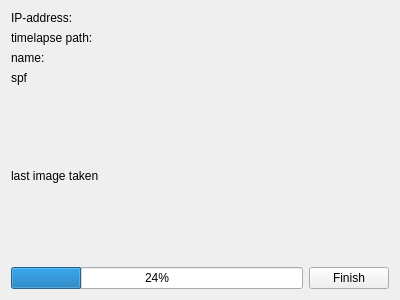
CaptainDario/DaIPTimelapse, file ui/timelapse.ui: the form before one commit.
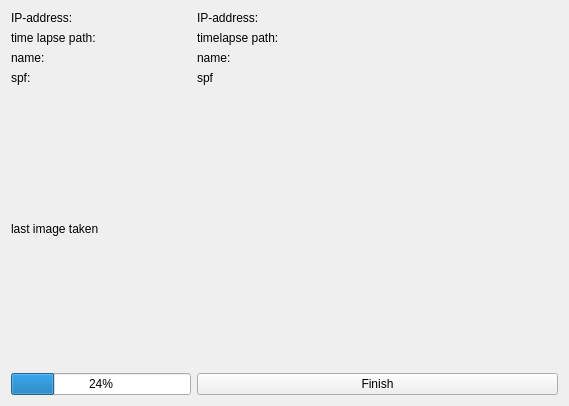
The form after the commit.

Commit message: Added fps and delete images options for time lapse

```diff
--- a/ui/timelapse.ui
+++ b/ui/timelapse.ui
@@ -6,8 +6,8 @@
    <rect>
     <x>0</x>
     <y>0</y>
-    <width>400</width>
-    <height>300</height>
+    <width>569</width>
+    <height>406</height>
    </rect>
   </property>
   <property name="windowTitle">
@@ -16,47 +16,7 @@
   <layout class="QGridLayout" name="gridLayout">
    <item row="0" column="0">
     <layout class="QGridLayout" name="gridLayout_2">
-     <item row="5" column="1">
-      <widget class="QPushButton" name="pushButton_finishTimelapse">
-       <property name="text">
-        <string>Finish</string>
-       </property>
-      </widget>
-     </item>
-     <item row="4" column="0" colspan="2">
-      <widget class="QLabel" name="label_lastImageTaken">
-       <property name="sizePolicy">
-        <sizepolicy hsizetype="Expanding" vsizetype="Expanding">
-         <horstretch>0</horstretch>
-         <verstretch>0</verstretch>
-        </sizepolicy>
-       </property>
-       <property name="text">
-        <string>last image taken</string>
-       </property>
-      </widget>
-     </item>
-     <item row="0" column="0" colspan="2">
-      <widget class="QLabel" name="label_ip">
-       <property name="text">
-        <string>IP-address:</string>
-       </property>
-       <property name="textInteractionFlags">
-        <set>Qt::LinksAccessibleByKeyboard|Qt::LinksAccessibleByMouse|Qt::TextBrowserInteraction|Qt::TextSelectableByKeyboard|Qt::TextSelectableByMouse</set>
-       </property>
-      </widget>
-     </item>
-     <item row="1" column="0" colspan="2">
-      <widget class="QLabel" name="label_timelapsePath">
-       <property name="text">
-        <string>timelapse path:</string>
-       </property>
-       <property name="textInteractionFlags">
-        <set>Qt::LinksAccessibleByKeyboard|Qt::LinksAccessibleByMouse|Qt::TextBrowserInteraction|Qt::TextSelectableByKeyboard|Qt::TextSelectableByMouse</set>
-       </property>
-      </widget>
-     </item>
-     <item row="2" column="0" colspan="2">
+     <item row="2" column="1" colspan="2">
       <widget class="QLabel" name="label_timelapseName">
        <property name="text">
         <string>name:</string>
@@ -66,7 +26,7 @@
        </property>
       </widget>
      </item>
-     <item row="3" column="0" colspan="2">
+     <item row="3" column="1" colspan="2">
       <widget class="QLabel" name="label_spf">
        <property name="sizePolicy">
         <sizepolicy hsizetype="Minimum" vsizetype="Minimum">
@@ -82,8 +42,52 @@
        </property>
       </widget>
      </item>
+     <item row="1" column="1" colspan="2">
+      <widget class="QLabel" name="label_timelapsePath">
+       <property name="text">
+        <string>timelapse path:</string>
+       </property>
+       <property name="textInteractionFlags">
+        <set>Qt::LinksAccessibleByKeyboard|Qt::LinksAccessibleByMouse|Qt::TextBrowserInteraction|Qt::TextSelectableByKeyboard|Qt::TextSelectableByMouse</set>
+       </property>
+      </widget>
+     </item>
+     <item row="0" column="0">
+      <widget class="QLabel" name="label">
+       <property name="text">
+        <string>IP-address:</string>
+       </property>
+      </widget>
+     </item>
+     <item row="1" column="0">
+      <widget class="QLabel" name="label_2">
+       <property name="text">
+        <string>time lapse path:</string>
+       </property>
+      </widget>
+     </item>
+     <item row="2" column="0">
+      <widget class="QLabel" name="label_3">
+       <property name="text">
+        <string>name:</string>
+       </property>
+      </widget>
+     </item>
+     <item row="3" column="0">
+      <widget class="QLabel" name="label_4">
+       <property name="text">
+        <string>spf:</string>
+       </property>
+      </widget>
+     </item>
      <item row="5" column="0">
       <widget class="QProgressBar" name="progressBar_timeTillNextImage">
+       <property name="sizePolicy">
+        <sizepolicy hsizetype="Preferred" vsizetype="Preferred">
+         <horstretch>0</horstretch>
+         <verstretch>0</verstretch>
+        </sizepolicy>
+       </property>
        <property name="toolTip">
         <string>The progess until the next image will be taken.</string>
        </property>
@@ -93,11 +97,44 @@
        <property name="value">
         <number>24</number>
        </property>
+       <property name="alignment">
+        <set>Qt::AlignCenter</set>
+       </property>
        <property name="invertedAppearance">
         <bool>true</bool>
        </property>
       </widget>
      </item>
+     <item row="0" column="1" colspan="2">
+      <widget class="QLabel" name="label_ip">
+       <property name="text">
+        <string>IP-address:</string>
+       </property>
+       <property name="textInteractionFlags">
+        <set>Qt::LinksAccessibleByKeyboard|Qt::LinksAccessibleByMouse|Qt::TextBrowserInteraction|Qt::TextSelectableByKeyboard|Qt::TextSelectableByMouse</set>
+       </property>
+      </widget>
+     </item>
+     <item row="5" column="1" colspan="2">
+      <widget class="QPushButton" name="pushButton_finishTimelapse">
+       <property name="text">
+        <string>Finish</string>
+       </property>
+      </widget>
+     </item>
+     <item row="4" column="0" colspan="3">
+      <widget class="QLabel" name="label_lastImageTaken">
+       <property name="sizePolicy">
+        <sizepolicy hsizetype="Expanding" vsizetype="Expanding">
+         <horstretch>0</horstretch>
+         <verstretch>0</verstretch>
+        </sizepolicy>
+       </property>
+       <property name="text">
+        <string>last image taken</string>
+       </property>
+      </widget>
+     </item>
     </layout>
    </item>
   </layout>
```
The commit also changes 3 other files.
